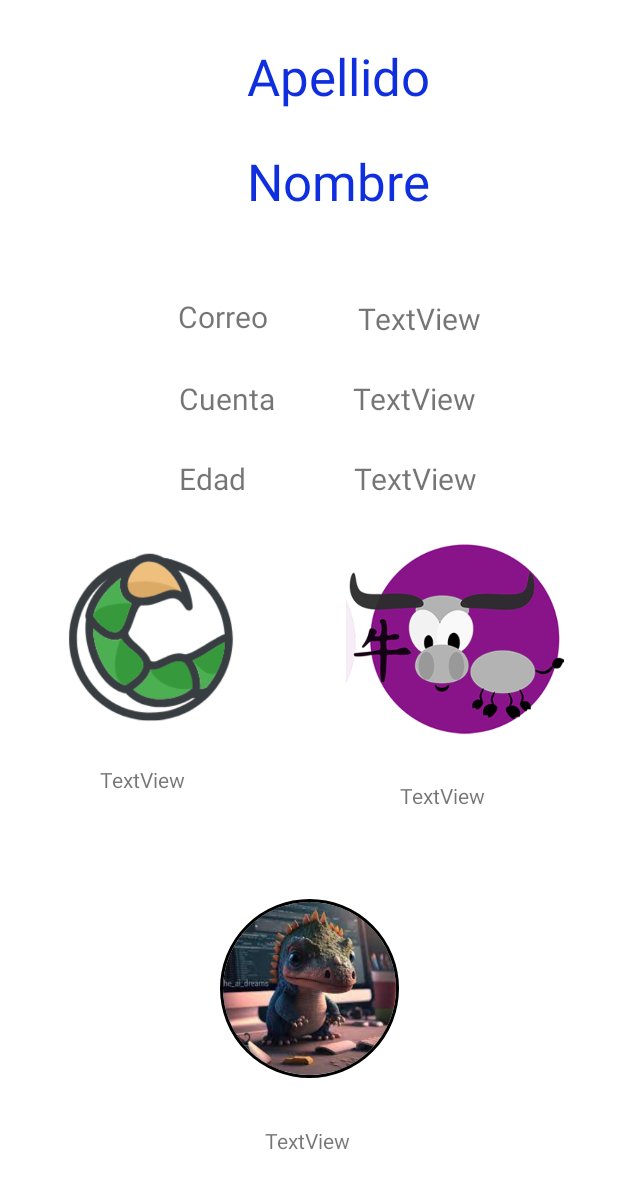
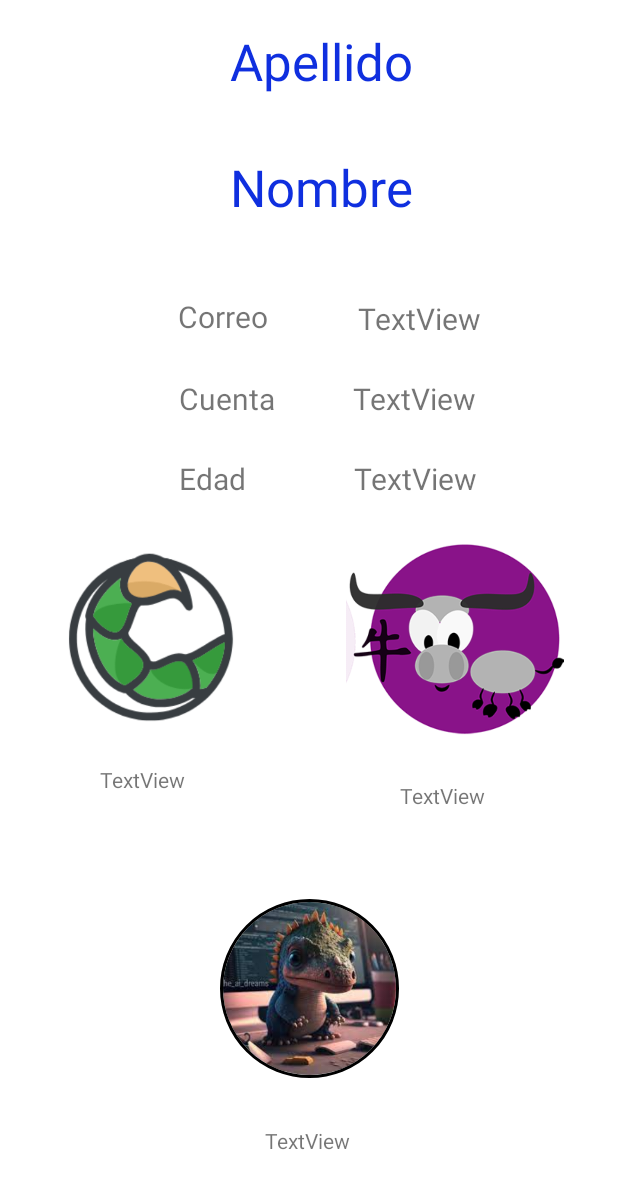
Before and after one commit to PaulafloresS/EJ1computoMovil, an Android app: the layout activity_datos.xml on its own in the app's theme, with its tools: preview values and no code run, on a phone screen of 412 x 824 dp. Shown: the top 1189 px of the screen. Run offline under Robolectric (Android 15) with nearby library versions, the light colour scheme and no system bars.

```diff
--- a/Ej1/app/src/main/res/layout/activity_datos.xml
+++ b/Ej1/app/src/main/res/layout/activity_datos.xml
@@ -16,10 +16,10 @@
         android:textSize="34sp"
         app:layout_constraintBottom_toBottomOf="parent"
         app:layout_constraintEnd_toEndOf="parent"
-        app:layout_constraintHorizontal_bias="0.594"
+        app:layout_constraintHorizontal_bias="0.554"
         app:layout_constraintStart_toStartOf="parent"
         app:layout_constraintTop_toTopOf="parent"
-        app:layout_constraintVertical_bias="0.127" />
+        app:layout_constraintVertical_bias="0.132" />
 
     <TextView
         android:id="@+id/textView5"
@@ -108,10 +108,10 @@
         android:textSize="34sp"
         app:layout_constraintBottom_toBottomOf="parent"
         app:layout_constraintEnd_toEndOf="parent"
-        app:layout_constraintHorizontal_bias="0.592"
+        app:layout_constraintHorizontal_bias="0.552"
         app:layout_constraintStart_toStartOf="parent"
         app:layout_constraintTop_toTopOf="parent"
-        app:layout_constraintVertical_bias="0.036" />
+        app:layout_constraintVertical_bias="0.023" />
 
     <ImageView
         android:id="@+id/ivZodiaco"
```
Also changed, not shown: Ej1/app/src/main/java/com/example/ej1/Datos.kt (+0 -58 lines), Ej1/app/src/main/java/com/example/ej1/MainActivity.kt (+12 -19 lines), Ej1/app/src/main/res/values/strings.xml (+11 -1 lines), 1 other file.
